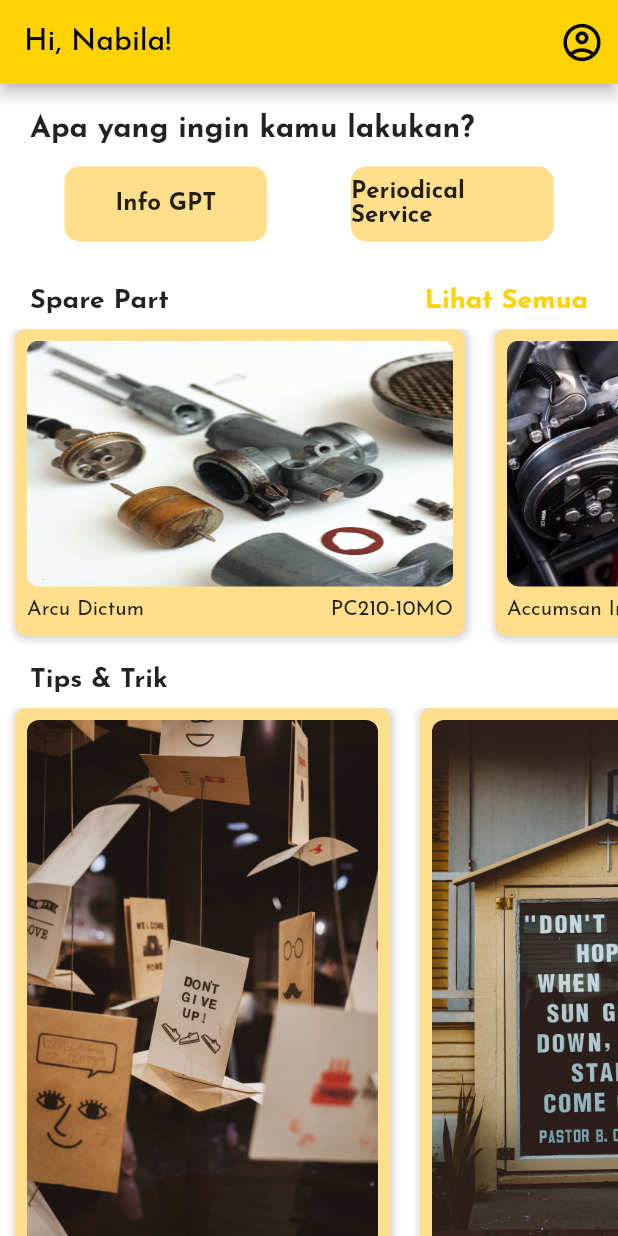
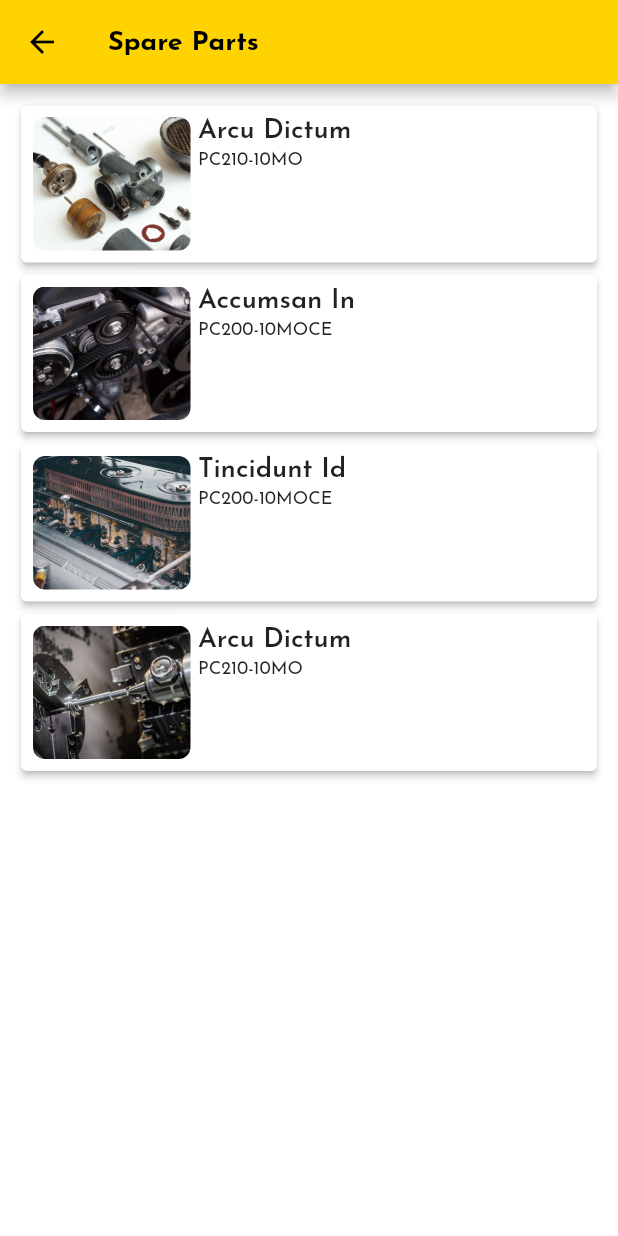
Before and after one commit to Bila18/gpp_mobile, a Flutter app: the HomeView screen opened directly, after a tap on "Lihat Semua", on a phone screen of 412 x 824 dp. Run offline on Flutter 3.47's test engine with Material 2 defaults, Android fonts, the phone set to English and light mode, and no system bars; our stand-ins replace google_fonts.

Commit message:
Make screen list sparepart and screen detail spare parts

```diff
--- a/lib/views/home_view.dart
+++ b/lib/views/home_view.dart
@@ -3,6 +3,7 @@ import 'package:gpp_mobile/models/spare_parts.dart';
 import 'package:gpp_mobile/utils/widgets.dart';
 import 'package:gpp_mobile/views/info_gpt_view.dart';
 import 'package:gpp_mobile/views/profil_view.dart';
+import 'package:gpp_mobile/views/spare_part_view.dart';
 import '../utils/color_pallete.dart';
 import '../utils/spare_part_card.dart';
 import '../utils/tips_trik_card.dart';
@@ -221,7 +222,14 @@ class _HomeViewState extends State<HomeView> {
                         ),
                       ),
                       InkWell(
-                        onTap: () {},
+                        onTap: () {
+                          Navigator.push(
+                            context,
+                            MaterialPageRoute(
+                              builder: (context) => const SparePartView(),
+                            ),
+                          );
+                        },
                         child: Text(
                           'Lihat Semua',
                           style: TextStyle(
--- /dev/null
+++ b/lib/views/spare_part_view.dart
@@ -0,0 +1,104 @@
+import 'package:flutter/material.dart';
+import 'package:gpp_mobile/utils/color_pallete.dart';
+import 'package:gpp_mobile/views/detail_spare_part.dart';
+
+import '../models/spare_parts.dart';
+
+class SparePartView extends StatelessWidget {
+  const SparePartView({super.key});
+
+  @override
+  Widget build(BuildContext context) {
+    return Scaffold(
+      appBar: AppBar(
+        title: const Text(
+          'Spare Parts',
+          style: TextStyle(
+            fontWeight: FontWeight.bold,
+            fontSize: 18,
+            color: Colors.black,
+          ),
+        ),
+        automaticallyImplyLeading: false,
+        leading: IconButton(
+          icon: const Icon(
+            Icons.arrow_back,
+            color: Colors.black,
+          ),
+          onPressed: () {
+            Navigator.pop(context);
+          },
+        ),
+        backgroundColor: ColorPallete.primary,
+      ),
+      body: Padding(
+        padding: const EdgeInsets.all(10),
+        child: ListView.builder(
+          itemCount: spareParts.length,
+          itemBuilder: (context, index) => InkWell(
+            onTap: () {
+              Navigator.push(
+                context,
+                MaterialPageRoute(
+                  builder: (context) => DetailSpareParts(
+                    spareParts.elementAt(index),
+                  ),
+                ),
+              );
+            },
+            child: Card(
+              shadowColor: Colors.black,
+              elevation: 2,
+              child: SizedBox(
+                height: 105,
+                child: Padding(
+                  padding: const EdgeInsets.all(8.0),
+                  child: Row(
+                    children: [
+                      SizedBox(
+                        height: 105,
+                        width: 105,
+                        child: ClipRRect(
+                          borderRadius: BorderRadius.circular(8),
+                          child: Image.asset(
+                            spareParts[index].image,
+                            fit: BoxFit.cover,
+                          ),
+                        ),
+                      ),
+                      const SizedBox(
+                        width: 5,
+                      ),
+                      Column(
+                        crossAxisAlignment: CrossAxisAlignment.start,
+                        children: [
+                          Text(
+                            spareParts[index].title,
+                            style: const TextStyle(
+                              fontSize: 18,
+                              fontWeight: FontWeight.w600,
+                            ),
+                          ),
+                          const SizedBox(
+                            height: 5,
+                          ),
+                          Text(
+                            spareParts[index].model,
+                            style: const TextStyle(
+                              fontSize: 12,
+                              //fontWeight: FontWeight.normal,
+                            ),
+                          ),
+                        ],
+                      )
+                    ],
+                  ),
+                ),
+              ),
+            ),
+          ),
+        ),
+      ),
+    );
+  }
+}
```
Also changed, not shown: lib/views/detail_spare_part.dart (added, +77 -0 lines).
